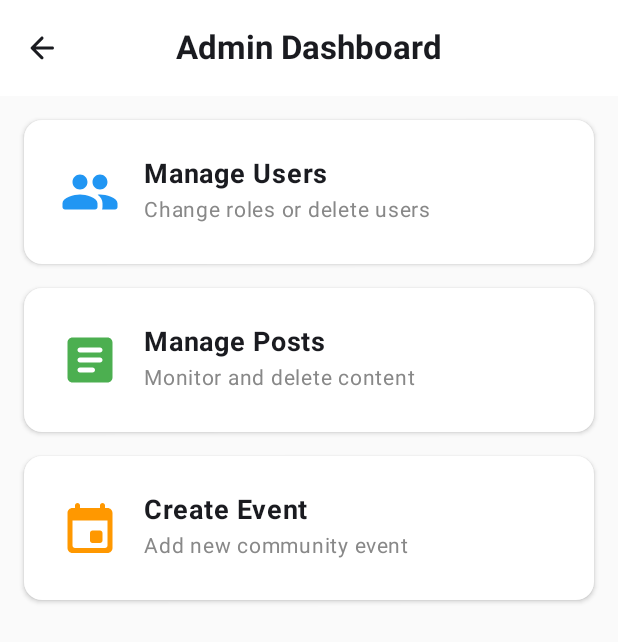
After one commit to raphaelvittorio/CatProject, an Android app built with Jetpack Compose: the composable AdminDashboardScreen shown on its own in the app's theme, on a phone screen of 412 x 824 dp. The commit adds this screen. Shown: the top 642 px of the screen. Run offline under Robolectric (Android 15) with nearby library versions, the phone set to English and light mode, and no system bars.

Commit message:
ADMIN PANEL

```diff
--- /dev/null
+++ b/app/src/main/java/com/example/catproject/AdminDashboardScreen.kt
@@ -0,0 +1,92 @@
+package com.example.catproject
+
+import androidx.compose.foundation.background
+import androidx.compose.foundation.clickable
+import androidx.compose.foundation.layout.*
+import androidx.compose.material.icons.Icons
+import androidx.compose.material.icons.rounded.*
+import androidx.compose.material3.*
+import androidx.compose.runtime.Composable
+import androidx.compose.ui.Alignment
+import androidx.compose.ui.Modifier
+import androidx.compose.ui.graphics.Color
+import androidx.compose.ui.graphics.vector.ImageVector
+import androidx.compose.ui.text.font.FontWeight
+import androidx.compose.ui.unit.dp
+import androidx.compose.ui.unit.sp
+import androidx.navigation.NavController
+
+@OptIn(ExperimentalMaterial3Api::class)
+@Composable
+fun AdminDashboardScreen(navController: NavController) {
+    Scaffold(
+        topBar = {
+            CenterAlignedTopAppBar(
+                title = { Text("Admin Dashboard", fontWeight = FontWeight.Bold) },
+                navigationIcon = {
+                    IconButton(onClick = { navController.popBackStack() }) {
+                        Icon(Icons.Rounded.ArrowBack, contentDescription = "Back")
+                    }
+                },
+                colors = TopAppBarDefaults.centerAlignedTopAppBarColors(containerColor = Color.White)
+            )
+        }
+    ) { p ->
+        Column(
+            modifier = Modifier
+                .padding(p)
+                .fillMaxSize()
+                .background(Color(0xFFFAFAFA))
+                .padding(16.dp),
+            verticalArrangement = Arrangement.spacedBy(16.dp)
+        ) {
+            // Card Menu 1: Manage Users
+            AdminMenuCard(
+                title = "Manage Users",
+                desc = "Change roles or delete users",
+                icon = Icons.Rounded.Group,
+                color = Color(0xFF2196F3),
+                onClick = { navController.navigate("admin_users") }
+            )
+
+            // Card Menu 2: Manage Posts
+            AdminMenuCard(
+                title = "Manage Posts",
+                desc = "Monitor and delete content",
+                icon = Icons.Rounded.Article,
+                color = Color(0xFF4CAF50),
+                onClick = { navController.navigate("admin_posts") }
+            )
+
+            // Card Menu 3: Create Event (Shortcut)
+            AdminMenuCard(
+                title = "Create Event",
+                desc = "Add new community event",
+                icon = Icons.Rounded.Event,
+                color = Color(0xFFFF9800),
+                onClick = { navController.navigate("create_event") }
+            )
+        }
+    }
+}
+
+@Composable
+fun AdminMenuCard(title: String, desc: String, icon: ImageVector, color: Color, onClick: () -> Unit) {
+    Card(
+        modifier = Modifier.fillMaxWidth().clickable { onClick() },
+        elevation = CardDefaults.cardElevation(2.dp),
+        colors = CardDefaults.cardColors(containerColor = Color.White)
+    ) {
+        Row(
+            modifier = Modifier.padding(24.dp),
+            verticalAlignment = Alignment.CenterVertically
+        ) {
+            Icon(icon, null, tint = color, modifier = Modifier.size(40.dp))
+            Spacer(Modifier.width(16.dp))
+            Column {
+                Text(title, fontWeight = FontWeight.Bold, fontSize = 18.sp)
+                Text(desc, color = Color.Gray, fontSize = 14.sp)
+            }
+        }
+    }
+}
--- a/app/src/main/java/com/example/catproject/MainAppScreen.kt
+++ b/app/src/main/java/com/example/catproject/MainAppScreen.kt
@@ -166,6 +166,11 @@ fun MainAppScreen(rootNavController: NavController) {
                 // Memanggil Screen Story yang sudah dibuat terpisah
                 StoryViewScreen(nav, uid)
             }
+
+            // Di dalam MainAppScreen -> NavHost
+            composable("admin_dashboard") { AdminDashboardScreen(nav) }
+            composable("admin_users") { AdminUserListScreen(nav) }
+            composable("admin_posts") { AdminPostListScreen(nav) }
         }
     }
 }
```
Also changed, not shown: app/src/main/java/com/example/catproject/AdminPostListScreen.kt (added, +89 -0 lines), app/src/main/java/com/example/catproject/AdminUserListScreen.kt (added, +111 -0 lines), app/src/main/java/com/example/catproject/EventScreen.kt (+19 -10 lines), app/src/main/java/com/example/catproject/ProfileScreen.kt (+15 -4 lines), app/src/main/java/com/example/catproject/network/CatPawApi.kt (+19 -2 lines).
